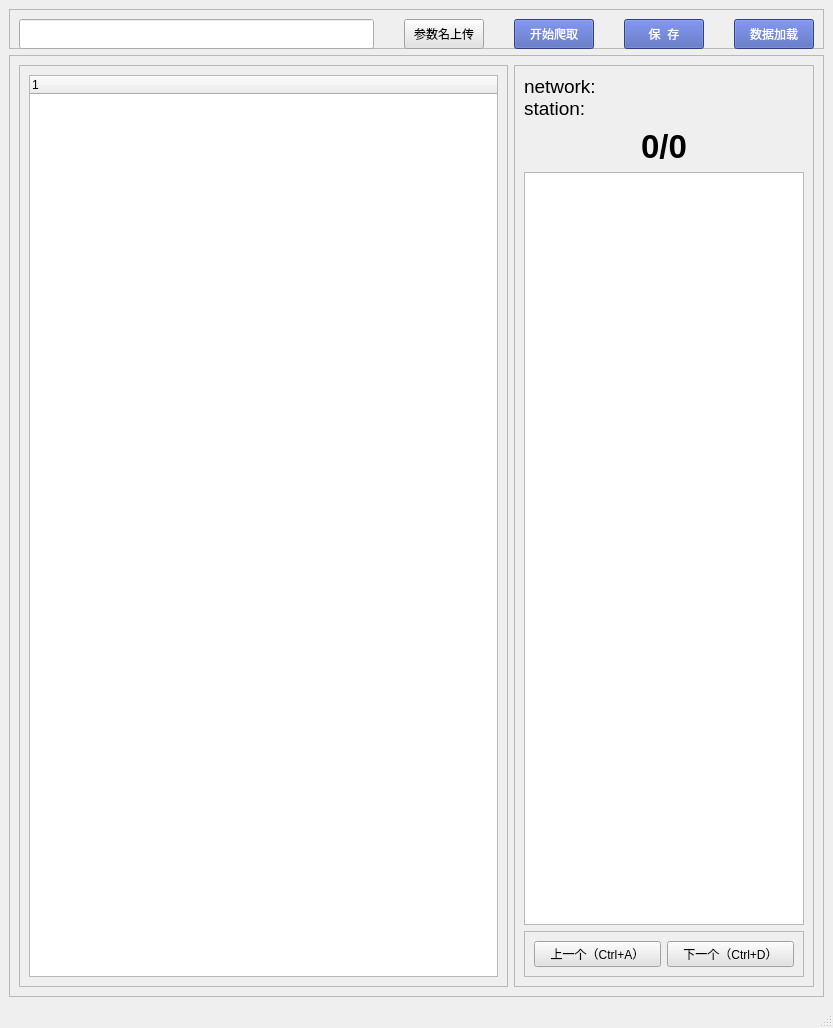
Before: the Qt Designer form ChannelTool/window.ui in FrankLiu007/SeisDQ, drawn with Qt 5.
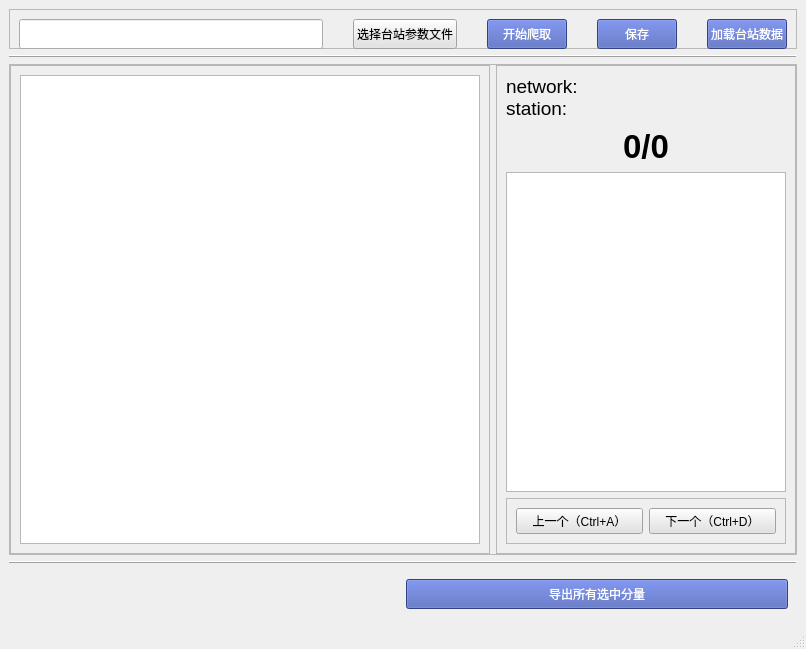
After: the same form once the commit is applied.

```diff
--- a/ChannelTool/window.ui
+++ b/ChannelTool/window.ui
@@ -6,12 +6,12 @@
    <rect>
     <x>0</x>
     <y>0</y>
-    <width>833</width>
-    <height>1028</height>
+    <width>806</width>
+    <height>649</height>
    </rect>
   </property>
   <property name="windowTitle">
-   <string>MainWindow</string>
+   <string>Component Select Tool for SeisDQ</string>
   </property>
   <widget class="QWidget" name="centralwidget">
    <layout class="QVBoxLayout" name="verticalLayout">
@@ -53,7 +53,7 @@
         </widget>
        </item>
        <item>
-        <widget class="QPushButton" name="upload_excel_btn">
+        <widget class="QPushButton" name="read_excel_btn">
          <property name="minimumSize">
           <size>
            <width>0</width>
@@ -65,7 +65,7 @@
 background-color: rgb(226,226,226);</string>
          </property>
          <property name="text">
-          <string>参数名上传</string>
+          <string>选择台站参数文件</string>
          </property>
         </widget>
        </item>
@@ -101,12 +101,12 @@
 color:#fff;</string>
          </property>
          <property name="text">
-          <string>保  存</string>
+          <string>保存</string>
          </property>
         </widget>
        </item>
        <item>
-        <widget class="QPushButton" name="reload_btn">
+        <widget class="QPushButton" name="load_btn">
          <property name="minimumSize">
           <size>
            <width>0</width>
@@ -119,13 +119,29 @@
 color:#fff;</string>
          </property>
          <property name="text">
-          <string>数据加载</string>
+          <string>加载台站数据</string>
          </property>
         </widget>
        </item>
       </layout>
      </widget>
     </item>
+    <item>
+     <widget class="QFrame" name="frame_6">
+      <property name="sizePolicy">
+       <sizepolicy hsizetype="Preferred" vsizetype="Preferred">
+        <horstretch>0</horstretch>
+        <verstretch>0</verstretch>
+       </sizepolicy>
+      </property>
+      <property name="frameShape">
+       <enum>QFrame::HLine</enum>
+      </property>
+      <property name="frameShadow">
+       <enum>QFrame::Raised</enum>
+      </property>
+     </widget>
+    </item>
     <item>
      <widget class="QFrame" name="frame_4">
       <property name="frameShape">
@@ -135,8 +151,23 @@
        <enum>QFrame::Raised</enum>
       </property>
       <layout class="QHBoxLayout" name="horizontalLayout_2">
+       <property name="leftMargin">
+        <number>0</number>
+       </property>
+       <property name="topMargin">
+        <number>0</number>
+       </property>
+       <property name="rightMargin">
+        <number>0</number>
+       </property>
+       <property name="bottomMargin">
+        <number>0</number>
+       </property>
        <item>
         <widget class="QFrame" name="frame_2">
+         <property name="layoutDirection">
+          <enum>Qt::LeftToRight</enum>
+         </property>
          <property name="frameShape">
           <enum>QFrame::StyledPanel</enum>
          </property>
@@ -152,11 +183,9 @@
               <verstretch>0</verstretch>
              </sizepolicy>
             </property>
-            <column>
-             <property name="text">
-              <string notr="true">1</string>
-             </property>
-            </column>
+            <property name="columnCount">
+             <number>0</number>
+            </property>
            </widget>
           </item>
          </layout>
@@ -271,6 +300,59 @@
       </layout>
      </widget>
     </item>
+    <item>
+     <widget class="QFrame" name="frame_7">
+      <property name="sizePolicy">
+       <sizepolicy hsizetype="Preferred" vsizetype="Preferred">
+        <horstretch>0</horstretch>
+        <verstretch>0</verstretch>
+       </sizepolicy>
+      </property>
+      <property name="frameShape">
+       <enum>QFrame::HLine</enum>
+      </property>
+      <property name="frameShadow">
+       <enum>QFrame::Raised</enum>
+      </property>
+     </widget>
+    </item>
+    <item>
+     <widget class="QFrame" name="horizontalFrame">
+      <property name="minimumSize">
+       <size>
+        <width>10</width>
+        <height>10</height>
+       </size>
+      </property>
+      <layout class="QHBoxLayout" name="horizontalLayout_5">
+       <item>
+        <widget class="QLabel" name="label">
+         <property name="text">
+          <string/>
+         </property>
+        </widget>
+       </item>
+       <item>
+        <widget class="QPushButton" name="export_cmp_btn">
+         <property name="minimumSize">
+          <size>
+           <width>0</width>
+           <height>30</height>
+          </size>
+         </property>
+         <property name="styleSheet">
+          <string notr="true">font: 10pt &quot;Microsoft YaHei UI&quot;;
+background-color:#455ab3;
+color:#fff;</string>
+         </property>
+         <property name="text">
+          <string>导出所有选中分量</string>
+         </property>
+        </widget>
+       </item>
+      </layout>
+     </widget>
+    </item>
    </layout>
   </widget>
   <widget class="QStatusBar" name="statusbar"/>
```
